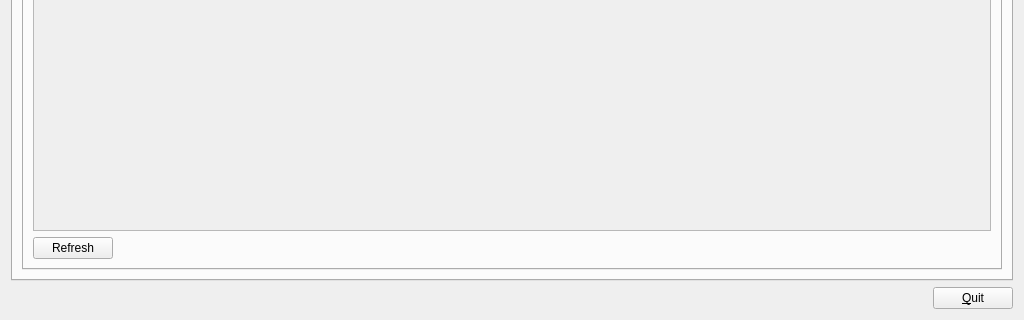
Old version of the form qtCreatorFiles/ui_manager.ui in the repository plomgrading/plom; both pictures show x 0 to 1024 and y 340 to 660 of the 1024 by 660 pixel window.
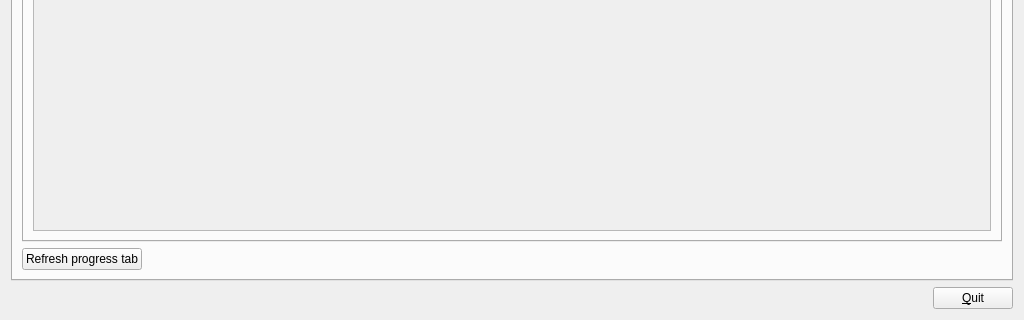
New version of the form. The open tabs and pages were chosen to show the change.

Commit message: Towards removing many refresh buttons

What changed in the file:
```diff
--- a/qtCreatorFiles/ui_manager.ui
+++ b/qtCreatorFiles/ui_manager.ui
@@ -544,7 +544,7 @@
       <attribute name="title">
        <string>&amp;Progress</string>
       </attribute>
-      <layout class="QHBoxLayout" name="horizontalLayout_14">
+      <layout class="QVBoxLayout" name="verticalLayout_27">
        <item>
         <widget class="QTabWidget" name="progressTabW">
          <property name="enabled">
@@ -641,30 +641,6 @@
              </widget>
             </widget>
            </item>
-           <item>
-            <layout class="QHBoxLayout" name="horizontalLayout_4">
-             <item>
-              <widget class="QPushButton" name="refreshPButton">
-               <property name="text">
-                <string>Refresh</string>
-               </property>
-              </widget>
-             </item>
-             <item>
-              <spacer name="horizontalSpacer_4">
-               <property name="orientation">
-                <enum>Qt::Horizontal</enum>
-               </property>
-               <property name="sizeHint" stdset="0">
-                <size>
-                 <width>40</width>
-                 <height>20</height>
-                </size>
-               </property>
-              </spacer>
-             </item>
-            </layout>
-           </item>
           </layout>
          </widget>
          <widget class="QWidget" name="idTab">
@@ -835,9 +811,9 @@
                   </widget>
                  </item>
                  <item>
-                  <layout class="QHBoxLayout" name="horizontalLayout_10">
+                  <layout class="QHBoxLayout" name="horizontalLayout_4">
                    <item>
-                    <spacer name="horizontalSpacer_10">
+                    <spacer name="horizontalSpacer_9">
                      <property name="orientation">
                       <enum>Qt::Horizontal</enum>
                      </property>
@@ -868,6 +844,30 @@
          </widget>
         </widget>
        </item>
+       <item>
+        <layout class="QHBoxLayout" name="horizontalLayout_14">
+         <item>
+          <widget class="QPushButton" name="progressRefreshB">
+           <property name="text">
+            <string>Refresh progress tab</string>
+           </property>
+          </widget>
+         </item>
+         <item>
+          <spacer name="horizontalSpacer_4">
+           <property name="orientation">
+            <enum>Qt::Horizontal</enum>
+           </property>
+           <property name="sizeHint" stdset="0">
+            <size>
+             <width>40</width>
+             <height>20</height>
+            </size>
+           </property>
+          </spacer>
+         </item>
+        </layout>
+       </item>
       </layout>
      </widget>
      <widget class="QWidget" name="reviewAllTab">
```
Left out of the diff: 109 changed lines with no effect on the pictures. The commit also changes 2 other files.
